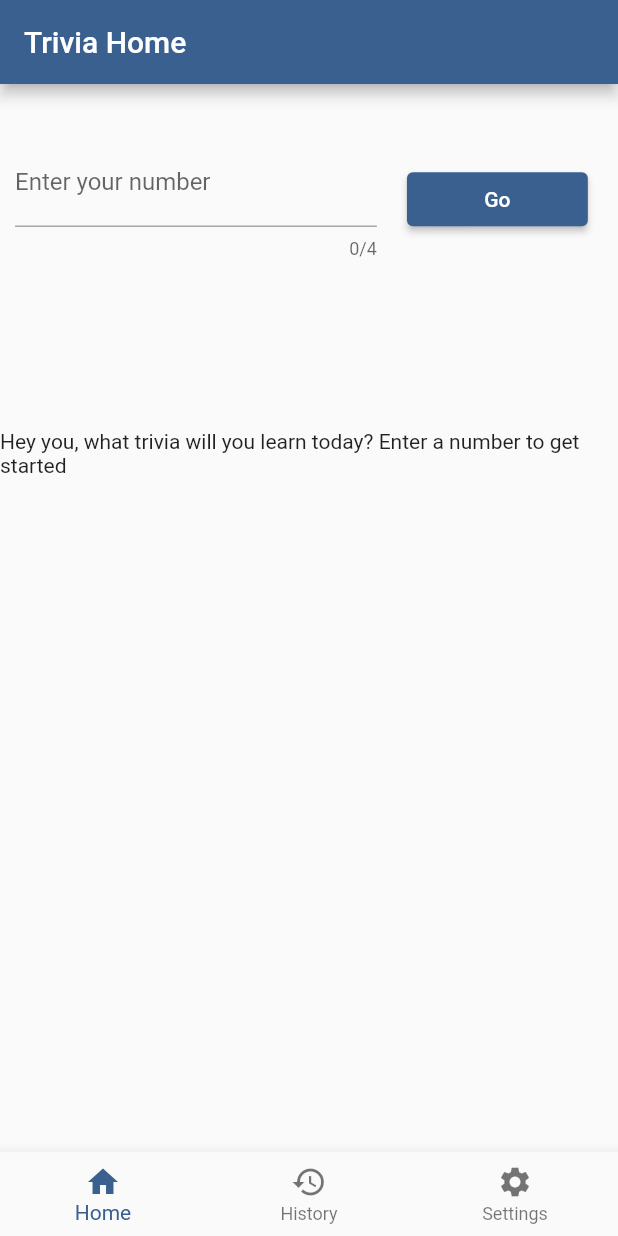
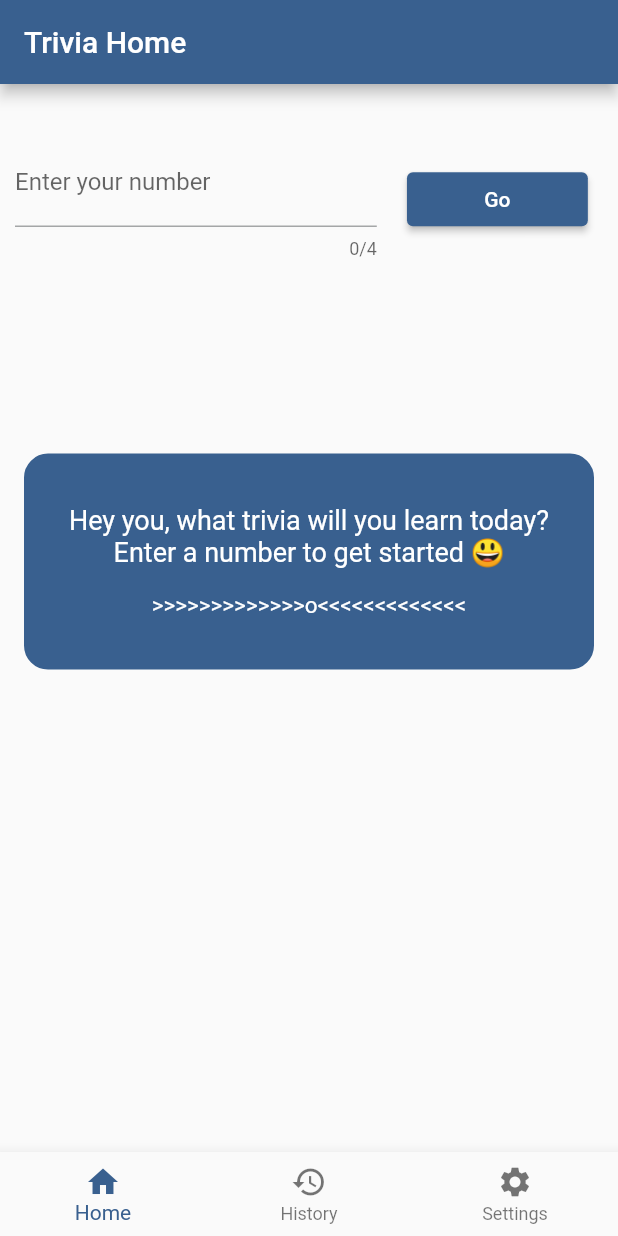
Before and after one commit to aaminu/NumberTriviaApp, a Flutter app: the screen it shows after launch, on a phone screen of 412 x 824 dp. Run offline on Flutter 3.47's test engine with Material 2 defaults, Android fonts, the light colour scheme and no system bars.

Commit message:
1. result viewer completed with animation fade in and fade out 2. numbers provider module update 3. Trivia homescreen update 4. Rendering error while keypad visible fixed

```diff
--- a/lib/providers/numbers.dart
+++ b/lib/providers/numbers.dart
@@ -1,10 +1,11 @@
-import 'dart:convert';
-
 import 'package:flutter/material.dart';
 import 'package:http/http.dart' as http;
 
 class Numbers with ChangeNotifier {
-  String? result;
+  String result =
+      "Hey you, what trivia will you learn today? Enter a number to get started 😃";
+  String? numberInput;
+  int count = 0;
   List<String> historyResults = [];
 
   List<String> get history {
@@ -15,7 +16,9 @@ class Numbers with ChangeNotifier {
     final url = Uri.http("numbersapi.com", "/$number");
     try {
       final response = await http.get(url);
-      result = response.body; // Response returns text
+      result = response.body.substring(number.length); // Response returns text
+      numberInput = number;
+      count += 1;
       notifyListeners();
     } catch (error) {
       rethrow;
--- a/lib/screens/trivia_screen.dart
+++ b/lib/screens/trivia_screen.dart
@@ -2,6 +2,7 @@ import 'package:flutter/material.dart';
 import 'package:provider/provider.dart';
 
 import '../widgets/my_input_form.dart';
+import '../widgets/result_viewer.dart';
 import '../providers/numbers.dart';
 
 class TriviaScreen extends StatefulWidget {
@@ -22,10 +23,13 @@ class _TriviaScreenState extends State<TriviaScreen> {
     return GestureDetector(
       onTap: () => FocusManager.instance.primaryFocus?.unfocus(),
       child: Scaffold(
+        resizeToAvoidBottomInset: false,
         appBar: AppBar(
           title: const Text("Trivia Home"),
         ),
-        body: Column(
+        body: SingleChildScrollView(
+          physics: const NeverScrollableScrollPhysics(),
+          child: Column(
             children: [
               SizedBox(
                 height: height * .20,
@@ -38,15 +42,14 @@ class _TriviaScreenState extends State<TriviaScreen> {
               ),
               Consumer<Numbers>(
                 builder: (ctx, value, _) {
-                return value.result == null
-                    ? const Text(
-                        "Hey you, what trivia will you learn today? Enter a number to get started")
-                    : Text(value.result as String);
+                  return ResultViewer(value.numberInput,
+                      text: value.result, index: value.count % 2);
                 },
               )
             ],
           ),
         ),
+      ),
     );
   }
 }
--- a/lib/widgets/my_input_form.dart
+++ b/lib/widgets/my_input_form.dart
@@ -48,7 +48,7 @@ class _MyInputFormState extends State<MyInputForm> {
         const SnackBar(
           behavior: SnackBarBehavior.floating,
           content: Text(
-            "Request failed, please try again 😁",
+            "Request failed, please try again 😣",
             textAlign: TextAlign.center,
           ),
         ),
--- /dev/null
+++ b/lib/widgets/result_viewer.dart
@@ -0,0 +1,85 @@
+import 'package:flutter/material.dart';
+
+class ResultViewer extends StatelessWidget {
+  ResultViewer(
+    this.inputNumber, {
+    super.key,
+    required this.text,
+    required this.index,
+  });
+
+  final int index;
+  final String? inputNumber;
+  final String text;
+
+  final BorderRadiusGeometry _borderRadius = BorderRadius.circular(16);
+  final double _margin = 16.0;
+  final double _padding = 16.0;
+  final double _borderwidth = 2.0;
+  final double _fontSize = 22.0;
+  final List<String> _list = [
+    ">>>>>>>>>>>>>o<<<<<<<<<<<<<",
+    "~~~~~~~~~~~~~o~~~~~~~~~~~~~"
+  ];
+
+  @override
+  Widget build(BuildContext context) {
+    List<Color> color = [
+      Theme.of(context).colorScheme.primary,
+      Colors.white,
+      Theme.of(context).colorScheme.primary,
+    ];
+
+    return AnimatedContainer(
+      margin: EdgeInsets.all(_margin),
+      padding: EdgeInsets.all(_padding),
+      duration: const Duration(seconds: 1),
+      curve: Curves.fastOutSlowIn,
+      decoration: BoxDecoration(
+        color: color[index],
+        borderRadius: _borderRadius,
+        border: Border.all(
+          color: color[0],
+          width: _borderwidth,
+        ),
+      ),
+      child: Column(
+        children: [
+          if (inputNumber != null)
+            Container(
+              padding: EdgeInsets.all(_padding),
+              decoration: BoxDecoration(
+                  color: color[index + 1], shape: BoxShape.circle),
+              child: Text(
+                inputNumber!,
+                style: TextStyle(
+                    color: color[index],
+                    fontSize: _fontSize,
+                    fontWeight: FontWeight.bold),
+                textAlign: TextAlign.center,
+              ),
+            ),
+          const SizedBox(height: 16),
+          Text(
+            text,
+            style: TextStyle(
+              color: color[index + 1],
+              fontSize: _fontSize - 4,
+            ),
+            textAlign: TextAlign.center,
+          ),
+          const SizedBox(height: 16),
+          Text(
+            _list[index],
+            style: TextStyle(
+              color: color[index + 1],
+              fontSize: _fontSize - 7,
+            ),
+            textAlign: TextAlign.center,
+          ),
+          const SizedBox(height: 16),
+        ],
+      ),
+    );
+  }
+}
```
Lines whose indentation alone changed are shown as unchanged.
